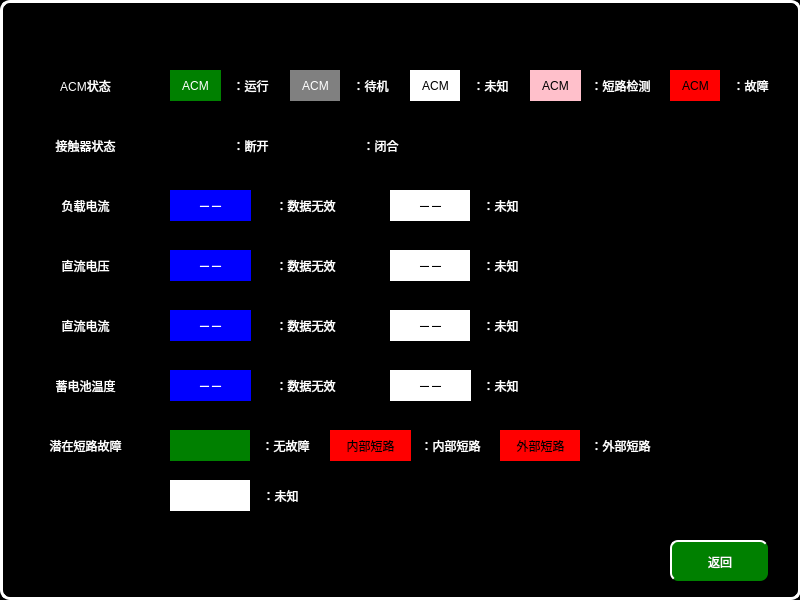
Above: vehicleacuhelppage.ui from mayue-crrc/ShenyangMetro9DB before the change. Below: the same form after it.
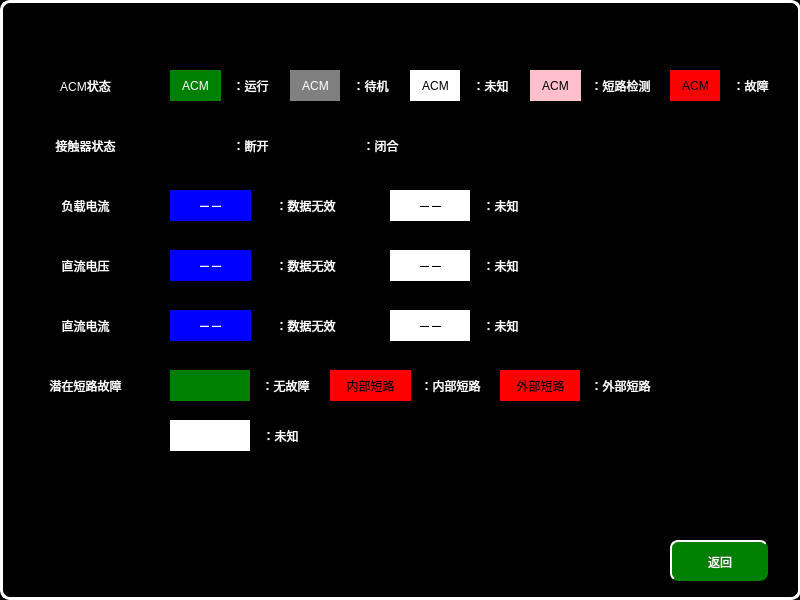
That is the form after the change. Icons and pictures are not drawn.

Patch:
```diff
--- a/vehicleacuhelppage.ui
+++ b/vehicleacuhelppage.ui
@@ -36,45 +36,6 @@
 	background-color:black;
 }</string>
   </property>
-  <widget class="QLabel" name="label_60">
-   <property name="geometry">
-    <rect>
-     <x>470</x>
-     <y>370</y>
-     <width>61</width>
-     <height>31</height>
-    </rect>
-   </property>
-   <property name="styleSheet">
-    <string notr="true">	font: 16px, &quot;微软雅黑&quot;;
-</string>
-   </property>
-   <property name="text">
-    <string>：未知</string>
-   </property>
-   <property name="alignment">
-    <set>Qt::AlignCenter</set>
-   </property>
-  </widget>
-  <widget class="QLabel" name="label_19">
-   <property name="geometry">
-    <rect>
-     <x>170</x>
-     <y>370</y>
-     <width>81</width>
-     <height>31</height>
-    </rect>
-   </property>
-   <property name="styleSheet">
-    <string notr="true">font: 16px, &quot;微软雅黑&quot;;color:white;background-color:blue</string>
-   </property>
-   <property name="text">
-    <string>－－</string>
-   </property>
-   <property name="alignment">
-    <set>Qt::AlignCenter</set>
-   </property>
-  </widget>
   <widget class="QLabel" name="label_21">
    <property name="geometry">
     <rect>
@@ -94,41 +55,6 @@
     <set>Qt::AlignCenter</set>
    </property>
   </widget>
-  <widget class="QLabel" name="label_29">
-   <property name="geometry">
-    <rect>
-     <x>390</x>
-     <y>370</y>
-     <width>81</width>
-     <height>31</height>
-    </rect>
-   </property>
-   <property name="styleSheet">
-    <string notr="true">font: 16px, &quot;微软雅黑&quot;;color:black;background-color:white;</string>
-   </property>
-   <property name="text">
-    <string>－－</string>
-   </property>
-   <property name="alignment">
-    <set>Qt::AlignCenter</set>
-   </property>
-  </widget>
-  <widget class="QLabel" name="label_3">
-   <property name="geometry">
-    <rect>
-     <x>20</x>
-     <y>370</y>
-     <width>131</width>
-     <height>31</height>
-    </rect>
-   </property>
-   <property name="text">
-    <string>蓄电池温度</string>
-   </property>
-   <property name="alignment">
-    <set>Qt::AlignCenter</set>
-   </property>
-  </widget>
   <widget class="QLabel" name="label">
    <property name="geometry">
     <rect>
@@ -288,26 +214,6 @@
     <set>Qt::AlignCenter</set>
    </property>
   </widget>
-  <widget class="QLabel" name="label_61">
-   <property name="geometry">
-    <rect>
-     <x>260</x>
-     <y>370</y>
-     <width>91</width>
-     <height>31</height>
-    </rect>
-   </property>
-   <property name="styleSheet">
-    <string notr="true">	font: 16px, &quot;微软雅黑&quot;;
-</string>
-   </property>
-   <property name="text">
-    <string>：数据无效</string>
-   </property>
-   <property name="alignment">
-    <set>Qt::AlignCenter</set>
-   </property>
-  </widget>
   <widget class="QLabel" name="label_53">
    <property name="geometry">
     <rect>
@@ -757,7 +663,7 @@
    <property name="geometry">
     <rect>
      <x>410</x>
-     <y>430</y>
+     <y>370</y>
      <width>81</width>
      <height>31</height>
     </rect>
@@ -777,7 +683,7 @@
    <property name="geometry">
     <rect>
      <x>330</x>
-     <y>430</y>
+     <y>370</y>
      <width>81</width>
      <height>31</height>
     </rect>
@@ -796,7 +702,7 @@
    <property name="geometry">
     <rect>
      <x>20</x>
-     <y>430</y>
+     <y>370</y>
      <width>131</width>
      <height>31</height>
     </rect>
@@ -812,7 +718,7 @@
    <property name="geometry">
     <rect>
      <x>170</x>
-     <y>430</y>
+     <y>370</y>
      <width>81</width>
      <height>31</height>
     </rect>
@@ -831,7 +737,7 @@
    <property name="geometry">
     <rect>
      <x>170</x>
-     <y>480</y>
+     <y>420</y>
      <width>81</width>
      <height>31</height>
     </rect>
@@ -850,7 +756,7 @@
    <property name="geometry">
     <rect>
      <x>250</x>
-     <y>430</y>
+     <y>370</y>
      <width>71</width>
      <height>31</height>
     </rect>
@@ -870,7 +776,7 @@
    <property name="geometry">
     <rect>
      <x>250</x>
-     <y>480</y>
+     <y>420</y>
      <width>61</width>
      <height>31</height>
     </rect>
@@ -890,7 +796,7 @@
    <property name="geometry">
     <rect>
      <x>500</x>
-     <y>430</y>
+     <y>370</y>
      <width>81</width>
      <height>31</height>
     </rect>
@@ -909,7 +815,7 @@
    <property name="geometry">
     <rect>
      <x>580</x>
-     <y>430</y>
+     <y>370</y>
      <width>81</width>
      <height>31</height>
     </rect>
```
Left out of the diff: 5 changed lines with no effect on the pictures.
